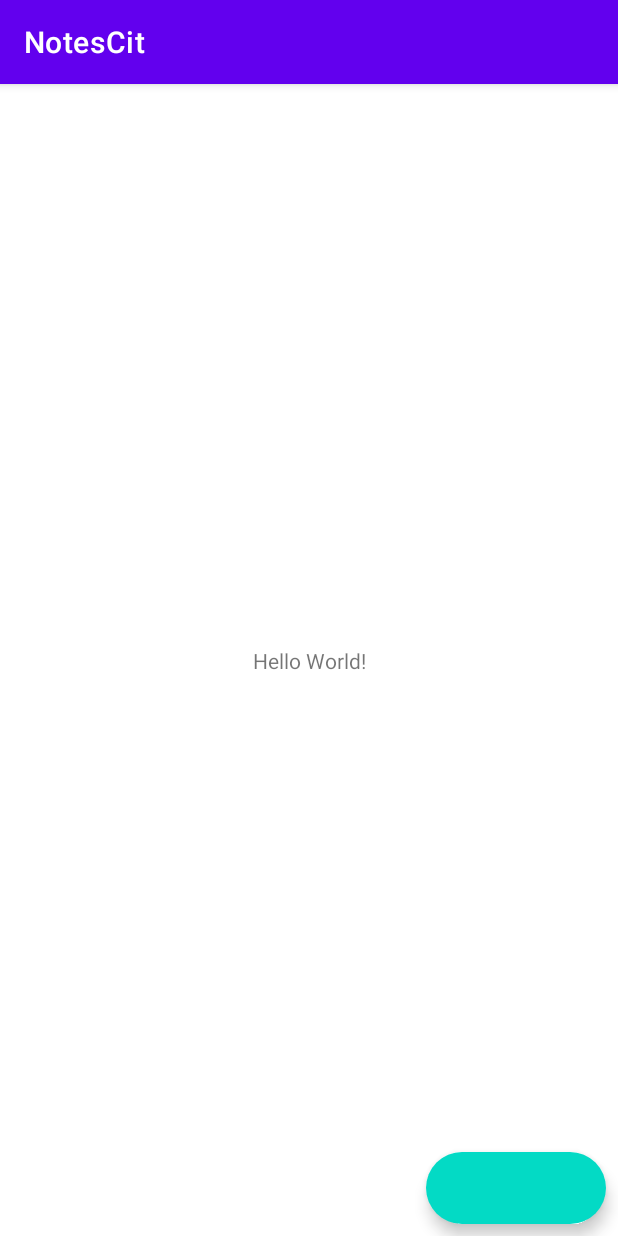
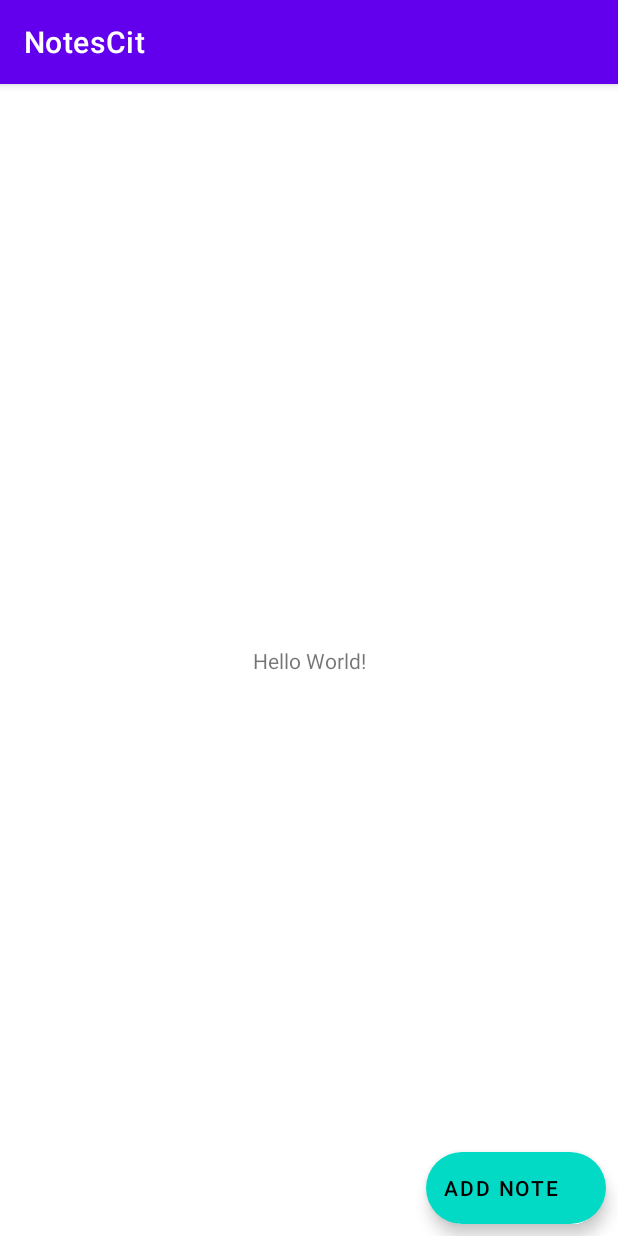
Before and after one commit to omi-72/Notes_Cit, an Android app: the screen it shows after launch (MainActivity), on a phone screen of 412 x 824 dp. Run offline under Robolectric (Android 15) with nearby library versions, the phone set to English and light mode, and no system bars; our stand-ins replace Room's generated code.

Commit message:
text add note

```diff
--- a/app/src/main/res/layout/activity_main.xml
+++ b/app/src/main/res/layout/activity_main.xml
@@ -20,6 +20,7 @@
         app:layout_constraintBottom_toBottomOf="parent"
         app:layout_constraintEnd_toEndOf="parent"
         android:layout_margin="8dp"
+        android:text="Add Note"
         android:layout_height="wrap_content"/>
 
 </androidx.constraintlayout.widget.ConstraintLayout>
```
